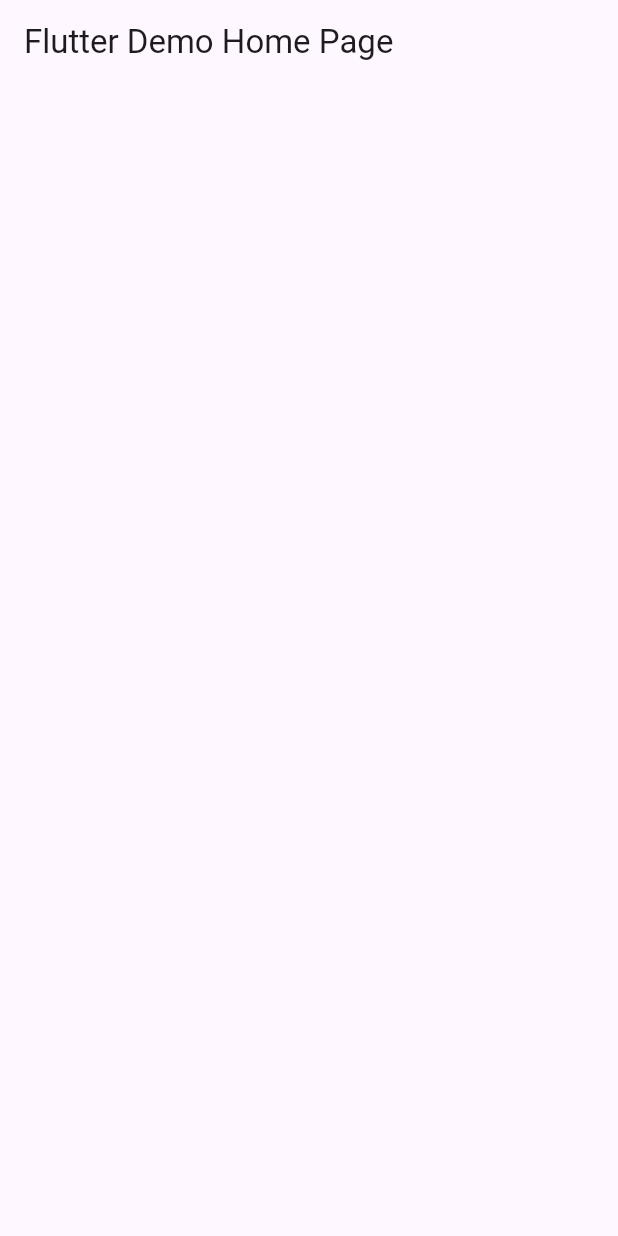
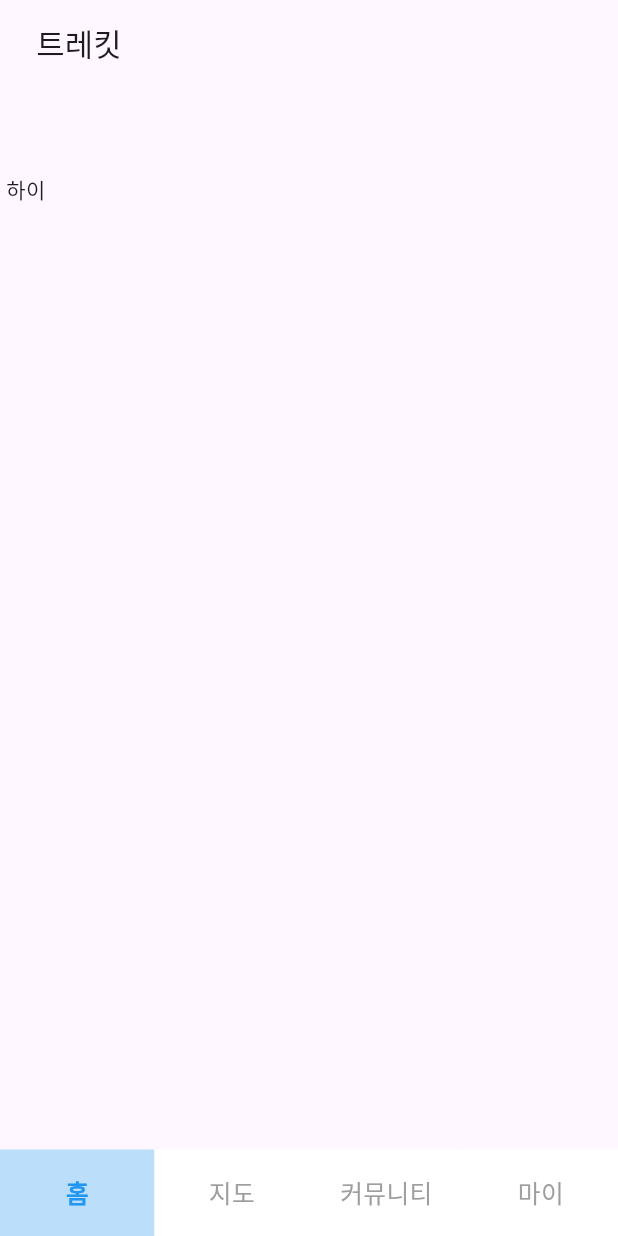
Before and after one commit to Tleggers/Flutter, a Flutter app: the screen it shows after launch, on a phone screen of 412 x 824 dp. Run offline on Flutter 3.47's test engine with Material 3 defaults, Android fonts, the phone set to English and light mode, and no system bars.

Commit message:
하단바

```diff
--- a/lib/main.dart
+++ b/lib/main.dart
@@ -1,4 +1,5 @@
 import 'package:flutter/material.dart';
+import 'package:trekkit_flutter/pages/MainPage.dart';
 
 void main() {
   runApp(const MyApp());
@@ -12,70 +13,8 @@ class MyApp extends StatelessWidget {
   Widget build(BuildContext context) {
     return MaterialApp(
       title: 'Flutter Demo',
-      theme: ThemeData(
-        colorScheme: ColorScheme.fromSeed(seedColor: Colors.deepPurple),
-      ),
-      home: const MyHomePage(title: 'Flutter Demo Home Page'),
+      home: MainPage(title: 'TrekKit'),
 
     );
   }
 }
-
-// 임시 홈페이지
-class MyHomePage extends StatelessWidget {
-  final String title;
-
-  const MyHomePage({super.key, required this.title});
-
-  @override
-  Widget build(BuildContext context) {
-    return Scaffold(
-      appBar: AppBar(title: Text(title)),
-      body: Center(
-        child: Column(
-          mainAxisAlignment: MainAxisAlignment.center,
-          children: [
-
-            // 사용할 때 각자 이 아래에 주석부분 지우고 함수 넣으면 됩니다.
-
-            // 홈
-            // TextButton(
-            //   onPressed: () {
-            //     // 여기에 홈 페이지로 이동하는 함수 넣으면 됨
-            //     Navigator.push(context, MaterialPageRoute(builder: (context) => const HomePage()));
-            //   },
-            //   child: const Text('홈'),
-            // ),
-
-            // 지도
-            // TextButton(
-            //   onPressed: () {
-            //     // 여기에 지도 페이지로 이동하는 함수 넣으면 됨
-            //     Navigator.push(context, MaterialPageRoute(builder: (context) => const MapPage()));
-            //   },
-            //   child: const Text('지도'),
-            // ),
-
-
-            // 커뮤니티
-            // TextButton(
-            //   onPressed: () {
-            //     // 여기에 커뮤니티 페이지로 이동하는 함수 넣으면 됨
-            //     Navigator.push(context, MaterialPageRoute(builder: (context) => const CommunityPage()));
-            //   },
-            //   child: const Text('커뮤니티'),
-            // ),
-
-            // 마이페이지
-            // TextButton(
-            //   onPressed: () {
-            //     Navigator.push(context, MaterialPageRoute(builder: (context) => const MyPage()));
-            //   },
-            //   child: const Text('마이'),
-            // ),
-          ],
-        ),
-      ),
-    );
-  }
-}
--- /dev/null
+++ b/lib/pages/MainPage.dart
@@ -0,0 +1,120 @@
+import 'package:flutter/material.dart';
+
+import 'jh/MyPage.dart';
+
+// 메인 화면
+class MainPage extends StatefulWidget {
+  final String title;
+
+  const MainPage({super.key, required this.title});
+
+  @override
+  State<MainPage> createState() => _MainPageState();
+}
+
+class _MainPageState extends State<MainPage> {
+
+  // 현재 선택된 화면 인덱스
+  int _selectedIndex = 0; // 0: 홈, 1: 지도, 2: 커뮤니티, 3: 마이페이지
+
+  final List<Widget> _pages = [
+
+    // 이 밑에 화면으로 이동하는 함수 추가할 것
+    // 홈 화면
+    // 지도 화면
+    // 커뮤니티 화면
+    // 마이페이지 화면
+    MyPage()
+
+  ];
+
+  // 로고 옆에 있는 글자 리스트
+  final List<String> _titles = [
+    '트레킷',
+    '지도',
+    '커뮤니티',
+    '마이페이지',
+  ];
+
+  // 선택된 화면으로 변경하는 State
+  void _onItemSelect(int index) {
+    setState(() {
+      _selectedIndex = index;
+    });
+  }
+
+  @override
+  Widget build(BuildContext context) {
+
+    // 실행하고 있는 화면의 가로 및 세로
+    final screenWidth = MediaQuery.of(context).size.width;
+    final screenHeight = MediaQuery.of(context).size.height;
+
+    return Scaffold(
+
+      appBar: AppBar(
+        title: Row(
+          children: [
+
+            // 여기에 로고 추가
+            SizedBox(width: screenWidth * 0.02),
+
+            // 선택된 화면의 제목을 출력
+            Text(
+              _titles[_selectedIndex],
+              style: TextStyle(fontSize: screenWidth * 0.05), // 글자 크기
+            ),
+
+          ],
+        ),
+      ),
+
+      // IndexedStack -> 선택된 index 하나만 화면에 출력시킴
+      body: IndexedStack(
+        index: _selectedIndex,
+        children: _pages,
+      ),
+
+      // 하단바
+      // 하단바에는 홈, 지도, 커뮤니티, 마이 총 4개,
+      // 각각의 인덱스: 0~3
+      bottomNavigationBar: Row(
+        children: [
+          _buildNavItem("홈", 0, screenWidth, screenHeight),
+          _buildNavItem("지도", 1, screenWidth, screenHeight),
+          _buildNavItem("커뮤니티", 2, screenWidth, screenHeight),
+          _buildNavItem("마이", 3, screenWidth, screenHeight),
+        ],
+      ),
+    );
+  }
+
+  // NavItem 위젯
+  Widget _buildNavItem(String label, int index, double screenWidth, double screenHeight) {
+
+    // 현재 선택된 인덱스(선택된 인덱스와 매개변수로 보낸 인덱스가 동일하면 변수에 넣기, 다를 경우를 방지)
+    final isSelected = _selectedIndex == index;
+
+    return Expanded(
+
+      child: GestureDetector(
+        onTap: () => _onItemSelect(index), // 누르면 ItemSelect에 인덱스 전달(0~3)
+
+        // 네비게이션 바 UI
+        child: Container(
+          height: screenHeight * 0.07,
+          color: isSelected ? Colors.blue.shade100 : Colors.white, // 선택됐으면 shade100 아니면 white
+          alignment: Alignment.center, // 중앙 정렬
+          child: Text(
+            label, // 매개변수로 전달받은 label
+            style: TextStyle(
+              fontSize: screenWidth * 0.04,
+              color: isSelected ? Colors.blue : Colors.grey,
+              fontWeight: isSelected ? FontWeight.bold : FontWeight.normal,
+            ),
+          ),
+        ),
+      ),
+    );
+  }
+}
--- /dev/null
+++ b/lib/pages/jh/MyPage.dart
@@ -0,0 +1,35 @@
+import 'package:flutter/material.dart';
+
+class MyPage extends StatelessWidget {
+  const MyPage({super.key});
+
+  @override
+  Widget build(BuildContext context) {
+
+    final screenWidth = MediaQuery.of(context).size.width; // 화면 가로 크기
+    final screenHeight = MediaQuery.of(context).size.height; // 화면 세로 크기
+
+    return Scaffold(
+
+      // AppBar부분
+      appBar: AppBar(
+
+        // AppBar 알고리즘
+        // 맨 왼쪽에 로고, 그 옆에 마이페이지
+        // 오른쪽 끝에는 로그아웃 버튼,
+        // 로그인 X -> 아무것도 안뜨고 로그인 O -> 로그아웃 버튼 뜨게
+
+      ),
+
+      body: Padding(
+        padding: EdgeInsets.all(screenWidth*0.01),
+        child: Column(
+          children: [
+            Text("하이")
+          ],
+        ),
+      ),
+
+    );
+  }
+}
--- a/lib/pages/jh/jh_temp.dart
+++ /dev/null
@@ -1 +0,0 @@
-// 폴더 보이게 하기 위한 용도
```
